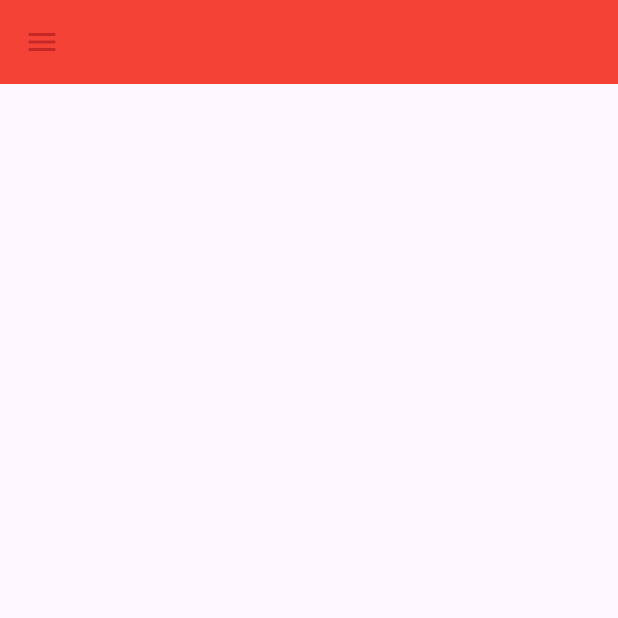
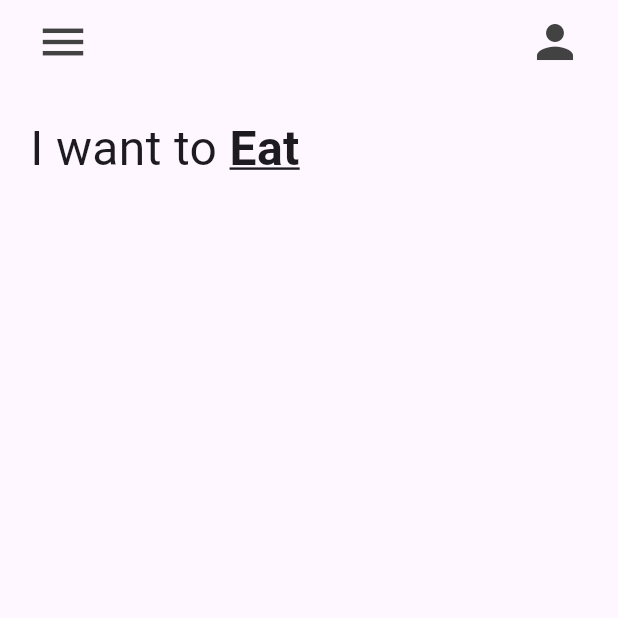
Before and after one commit to twinkie011/reto1_donet_app_christian_rodriguez, a Flutter app: the screen it shows after launch, on a phone screen of 412 x 824 dp, the top half of it. Run offline on Flutter 3.47's test engine with Material 3 defaults, Android fonts, the phone set to English and light mode, and no system bars.

Commit message:
añadir texto

```diff
--- a/lib/pages/home_page.dart
+++ b/lib/pages/home_page.dart
@@ -12,9 +12,36 @@ class _HomePageState extends State<HomePage> {
   Widget build(BuildContext context) {
     return Scaffold(
     appBar: AppBar(
-      backgroundColor: Colors.red,
-      leading: Icon(Icons.menu, color: Colors.red[800],),
+      backgroundColor: Colors.transparent,
+      leading: Padding(padding: const EdgeInsets.only(left:16.0),
+        child: IconButton(icon: Icon(Icons.menu, color: Colors.grey[800],size:36,), onPressed: () {
+          print('boton menu');
+          },)
       ),
+      actions: [ Padding(
+        padding: const EdgeInsets.only(right:16.0),
+        child: IconButton(icon: Icon(Icons.person, color: Colors.grey[800],size:36,), onPressed: () {
+          print('otra cosa');
+          },)
+      ),
+      ]
+      ),
+      body:const Column(children: [
+          Padding(
+            padding: EdgeInsets.all(20.0),
+            child: Row(
+              children: [
+                Text('I want to ',style: TextStyle(fontSize: 32),),
+                 Text('Eat ',style: TextStyle(fontSize: 32,fontWeight: FontWeight.bold, decoration: TextDecoration.underline),),
+              ],
+            ),
+          )
+          //tap bar
+
+
+          //tap bar view
+
+      ],)
     );
   }
 }
```
